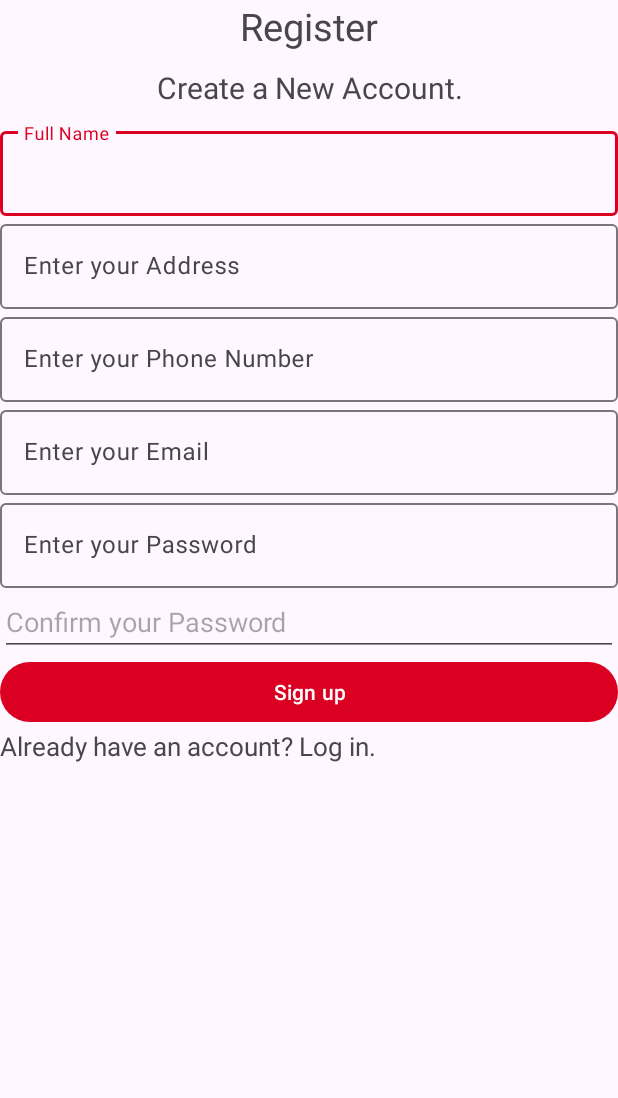
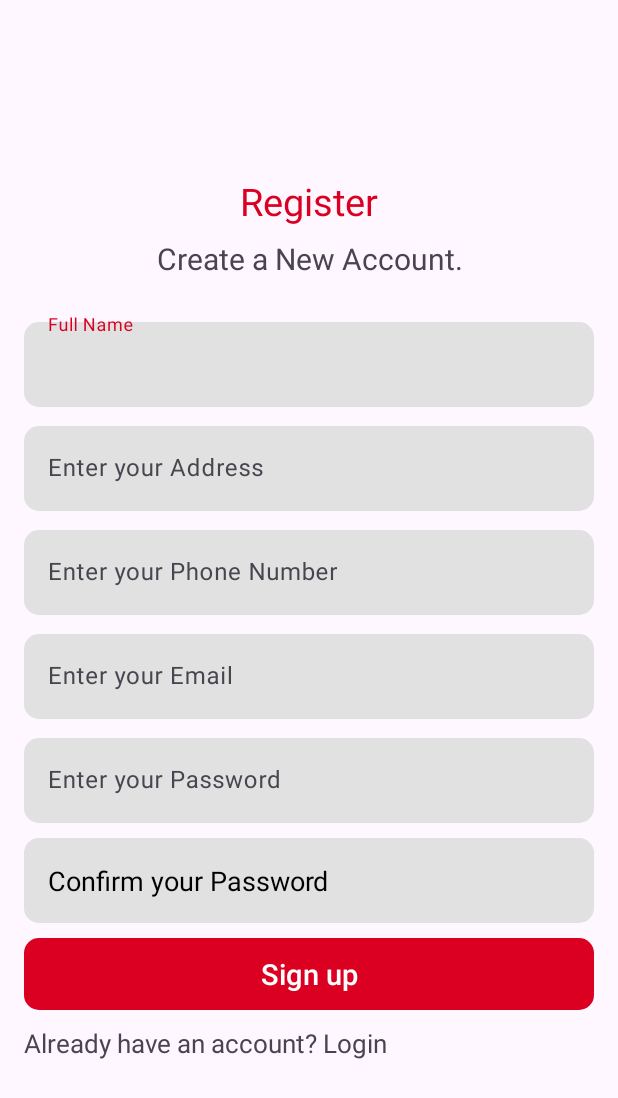
Before and after one commit to atiqurx/service-request-system, an Android app: the layout activity_register.xml on its own in the app's theme, with its tools: preview values and no code run, on a phone screen of 412 x 824 dp. Shown: the top 1098 px of the screen. Run offline under Robolectric (Android 15) with nearby library versions, the phone set to English and light mode, and no system bars.

Commit message:
fix customer login styles

```diff
--- a/app/src/main/java/com/example/srs/Register.java
+++ b/app/src/main/java/com/example/srs/Register.java
@@ -5,7 +5,10 @@ import static android.content.ContentValues.TAG;
 import android.content.Intent;
 import android.nfc.Tag;
 import android.os.Bundle;
+import android.text.Spannable;
+import android.text.SpannableString;
 import android.text.TextUtils;
+import android.text.style.ForegroundColorSpan;
 import android.util.Log;
 import android.view.View;
 import android.widget.Button;
@@ -15,6 +18,7 @@ import android.widget.Toast;
 import androidx.activity.EdgeToEdge;
 import androidx.annotation.NonNull;
 import androidx.appcompat.app.AppCompatActivity;
+import androidx.core.content.ContextCompat;
 import androidx.core.graphics.Insets;
 import androidx.core.view.ViewCompat;
 import androidx.core.view.WindowInsetsCompat;
@@ -52,17 +56,29 @@ public class Register extends AppCompatActivity {
             startActivity(intent);
             finish();
         }
+
+        TextView textView = findViewById(R.id.login_from_register);
+        String text = getString(R.string.already_account_login);
+
+        SpannableString spannableString = new SpannableString(text);
+        ForegroundColorSpan colorSpan = new ForegroundColorSpan(ContextCompat.getColor(this, R.color.red));
+
+        // Find the start and end index of "Sign up" in the text
+        int startIndex = text.indexOf("Login");
+        int endIndex = startIndex + "Login".length();
+
+        // Apply the red color to the "Sign up" text
+        spannableString.setSpan(colorSpan, startIndex, endIndex, Spannable.SPAN_EXCLUSIVE_EXCLUSIVE);
+
+        // Set the SpannableString to the TextView
+        textView.setText(spannableString);
     }
     @Override
     protected void onCreate(Bundle savedInstanceState) {
         super.onCreate(savedInstanceState);
         EdgeToEdge.enable(this);
         setContentView(R.layout.activity_register);
-        ViewCompat.setOnApplyWindowInsetsListener(findViewById(R.id.main), (v, insets) -> {
-            Insets systemBars = insets.getInsets(WindowInsetsCompat.Type.systemBars());
-            v.setPadding(systemBars.left, systemBars.top, systemBars.right, systemBars.bottom);
-            return insets;
-        });
+
         mAuth = FirebaseAuth.getInstance();
         fStore = FirebaseFirestore.getInstance();
         editTextEmail = findViewById(R.id.register_email);
--- a/app/src/main/res/layout/activity_register.xml
+++ b/app/src/main/res/layout/activity_register.xml
@@ -6,7 +6,9 @@
     android:layout_width="match_parent"
     android:layout_height="match_parent"
     android:orientation="vertical"
-    tools:context=".Register">
+    tools:context=".Register"
+    android:gravity="center"
+    android:padding="16dp" >
 
     <TextView
         android:id="@+id/textView3"
@@ -14,7 +16,8 @@
         android:layout_height="wrap_content"
         android:text="@string/register"
         android:gravity="center"
-        android:textSize="25sp"/>
+        android:textSize="25sp"
+        android:textColor="@color/red"/>
 
     <TextView
         android:id="@+id/textView4"
@@ -23,7 +26,8 @@
         android:text="@string/create_acc"
         android:gravity="center"
         android:textSize="20sp"
-        android:padding="10dp"/>
+        android:padding="7dp"
+        android:layout_marginBottom="16dp"/>
 
     <com.google.android.material.textfield.TextInputLayout
         android:layout_width="match_parent"
@@ -34,56 +38,75 @@
             android:layout_height="wrap_content"
             android:ems="10"
             android:inputType="text"
-            android:hint="@string/full_name" />
+            android:hint="@string/full_name"
+            android:background="@drawable/text_input"
+            android:textColor="@android:color/black"
+            android:textColorHint="@android:color/black"/>
     </com.google.android.material.textfield.TextInputLayout>
 
     <com.google.android.material.textfield.TextInputLayout
         android:layout_width="match_parent"
-        android:layout_height="wrap_content">
+        android:layout_height="wrap_content"
+        android:layout_marginTop="7dp">
         <com.google.android.material.textfield.TextInputEditText
             android:id="@+id/address"
             android:layout_width="match_parent"
             android:layout_height="wrap_content"
             android:ems="10"
             android:inputType="textPostalAddress"
-            android:hint="@string/address"/>
+            android:hint="@string/address"
+            android:background="@drawable/text_input"
+            android:textColor="@android:color/black"
+            android:textColorHint="@android:color/black"/>
     </com.google.android.material.textfield.TextInputLayout>
 
     <com.google.android.material.textfield.TextInputLayout
         android:layout_width="match_parent"
-        android:layout_height="wrap_content">
+        android:layout_height="wrap_content"
+        android:layout_marginTop="7dp">
         <com.google.android.material.textfield.TextInputEditText
             android:id="@+id/phone_no"
             android:layout_width="match_parent"
             android:layout_height="wrap_content"
             android:ems="10"
             android:inputType="phone"
-            android:hint="@string/phone_no"/>
+            android:hint="@string/phone_no"
+            android:background="@drawable/text_input"
+            android:textColor="@android:color/black"
+            android:textColorHint="@android:color/black"/>
     </com.google.android.material.textfield.TextInputLayout>
 
 
     <com.google.android.material.textfield.TextInputLayout
         android:layout_width="match_parent"
-        android:layout_height="wrap_content">
+        android:layout_height="wrap_content"
+        android:layout_marginTop="7dp">
         <com.google.android.material.textfield.TextInputEditText
             android:id="@+id/register_email"
             android:layout_width="match_parent"
             android:layout_height="wrap_content"
             android:ems="10"
             android:inputType="textEmailAddress"
-            android:hint="@string/ent_email"/>
+            android:hint="@string/ent_email"
+            android:background="@drawable/text_input"
+            android:textColor="@android:color/black"
+            android:textColorHint="@android:color/black"/>
     </com.google.android.material.textfield.TextInputLayout>
 
     <com.google.android.material.textfield.TextInputLayout
         android:layout_width="match_parent"
-        android:layout_height="wrap_content">
+        android:layout_height="wrap_content"
+        android:layout_marginTop="7dp">
         <com.google.android.material.textfield.TextInputEditText
             android:id="@+id/register_password"
             android:layout_width="match_parent"
             android:layout_height="wrap_content"
             android:ems="10"
             android:inputType="textPassword"
-            android:hint="@string/ent_pass"/>
+            android:hint="@string/ent_pass"
+            android:background="@drawable/text_input"
+            android:textColor="@android:color/black"
+            android:textColorHint="@android:color/black"/>
     </com.google.android.material.textfield.TextInputLayout>
 
 
@@ -93,18 +116,26 @@
         android:layout_height="wrap_content"
         android:ems="10"
         android:inputType="textPassword"
-        android:hint="@string/conf_pass"/>
+        android:hint="@string/conf_pass"
+        android:background="@drawable/text_input"
+        android:textColor="@android:color/black"
+        android:textColorHint="@android:color/black"
+        android:layout_marginTop="10dp"/>
 
     <Button
         android:id="@+id/register_button"
         android:layout_width="match_parent"
         android:layout_height="wrap_content"
-        android:text="@string/signup" />
+        android:text="@string/signup"
+        android:textSize="19sp"
+        android:layout_marginTop="10dp"
+        android:background="@drawable/rectangle_button"/>
 
     <TextView
         android:id="@+id/login_from_register"
         android:textSize="17sp"
         android:layout_width="match_parent"
         android:layout_height="wrap_content"
-        android:text="@string/already_account_login" />
+        android:text="@string/already_account_login"
+        android:layout_marginTop="10dp"/>
 </LinearLayout>
--- a/app/src/main/res/values/strings.xml
+++ b/app/src/main/res/values/strings.xml
@@ -7,9 +7,9 @@
     <string name="logout">Log Out</string>
     <string name="signup">Sign up</string>
     <string name="forget_password">Forgot Password?</string>
-    <string name="no_account_signup">Don\'t have an account? Sign up.</string>
-    <string name="already_account_login">Already have an account? Log in.</string>
-    <string name="already_account_login_provider">Already have a provider account? Log in.</string>
+    <string name="no_account_signup">Don\'t have an account? Sign up</string>
+    <string name="already_account_login">Already have an account? Login</string>
+    <string name="already_account_login_provider">Already have a provider account? Login</string>
     <string name="register">Register</string>
     <string name="create_acc">Create a New Account.</string>
     <string name="create_acc_provider">Create a New Provider Account.</string>
```
